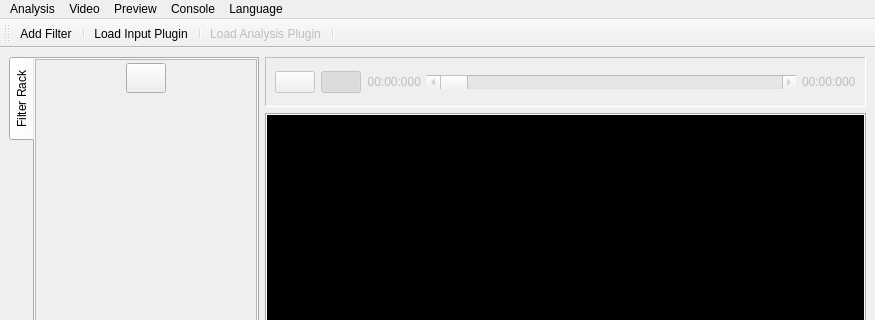
This is resources/ui/mainWindow.ui in brunoabud/ic as Qt 5 draws it before an edit; both pictures show x 0 to 875 and y 0 to 320 of the 875 by 582 pixel window. The edited form follows.
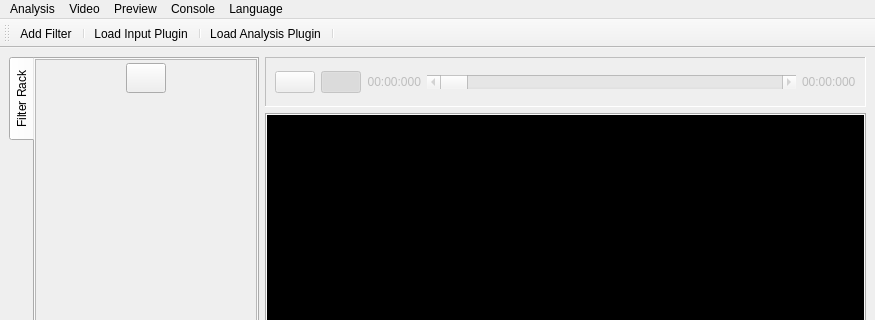
This is the edited form. Icons and pictures are not drawn. Custom widgets are drawn as their Qt base class.

What changed in the file:
```diff
--- a/resources/ui/mainWindow.ui
+++ b/resources/ui/mainWindow.ui
@@ -571,7 +571,7 @@
   </action>
   <action name="actn_load_analysis_plugin">
    <property name="enabled">
-    <bool>false</bool>
+    <bool>true</bool>
    </property>
    <property name="icon">
     <iconset resource="../res/ic_resources.qrc">
```
